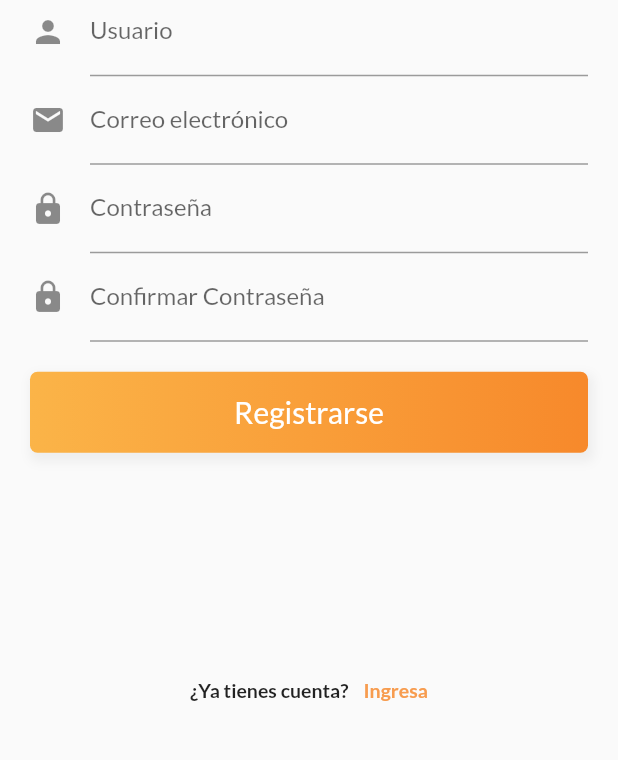
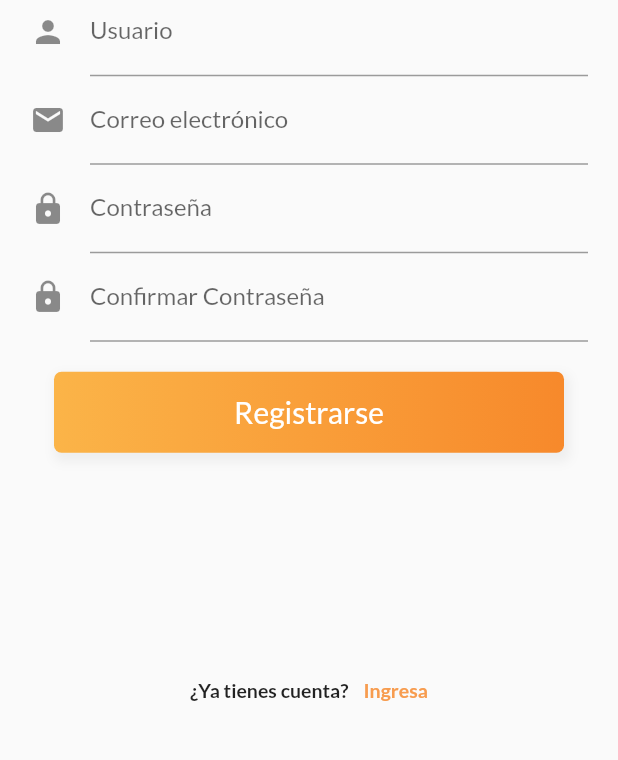
Before and after one commit to SergioMilagritoRiveros/App-Interactivas, a Flutter app: the screen it shows after launch, after a tap on "Registrarse", on a phone screen of 412 x 824 dp, the part 387-1147 px from its top. Run offline on Flutter 3.47's test engine with Material 2 defaults, Android fonts, the phone set to English and light mode, and no system bars; our stand-ins replace google_fonts, google_maps_flutter, responsive_builder.

Commit message:
fix errors with size

```diff
--- a/lib/views/signup.dart
+++ b/lib/views/signup.dart
@@ -37,7 +37,18 @@ class _SignUpPageState extends State<SignUpPage> {
   }
 
   Widget _submitButton() {
-    return Container(
+    return RaisedButton(
+      elevation: 0,
+      color: Colors.transparent,
+      onPressed: () {
+        Navigator.pushReplacement(
+          context,
+          MaterialPageRoute(
+            builder: (context) => LoginPage(),
+          ),
+        );
+      },
+      child: Container(
         width: MediaQuery.of(context).size.width,
         padding: EdgeInsets.symmetric(vertical: 15),
         alignment: Alignment.center,
@@ -57,6 +68,7 @@ class _SignUpPageState extends State<SignUpPage> {
         child: Text(
           'Registrarse',
           style: TextStyle(fontSize: 20, color: Colors.white),
+        ),
       ),
     );
   }
--- a/lib/views/welcomePage.dart
+++ b/lib/views/welcomePage.dart
@@ -237,7 +237,7 @@ class _WelcomePageState extends State<WelcomePage> {
                         _imageLandscape()
                       ]),
                     ]),
-                Column(children: [SizedBox(width: 80)]),
+                SizedBox(width: size.width / 40),
                 Column(
                     crossAxisAlignment: CrossAxisAlignment.center,
                     mainAxisAlignment: MainAxisAlignment.center,
```
Also changed, not shown: lib/views/whatAreYouSearchingFor.dart (+7 -0 lines). Lines whose indentation alone changed are shown as unchanged.
